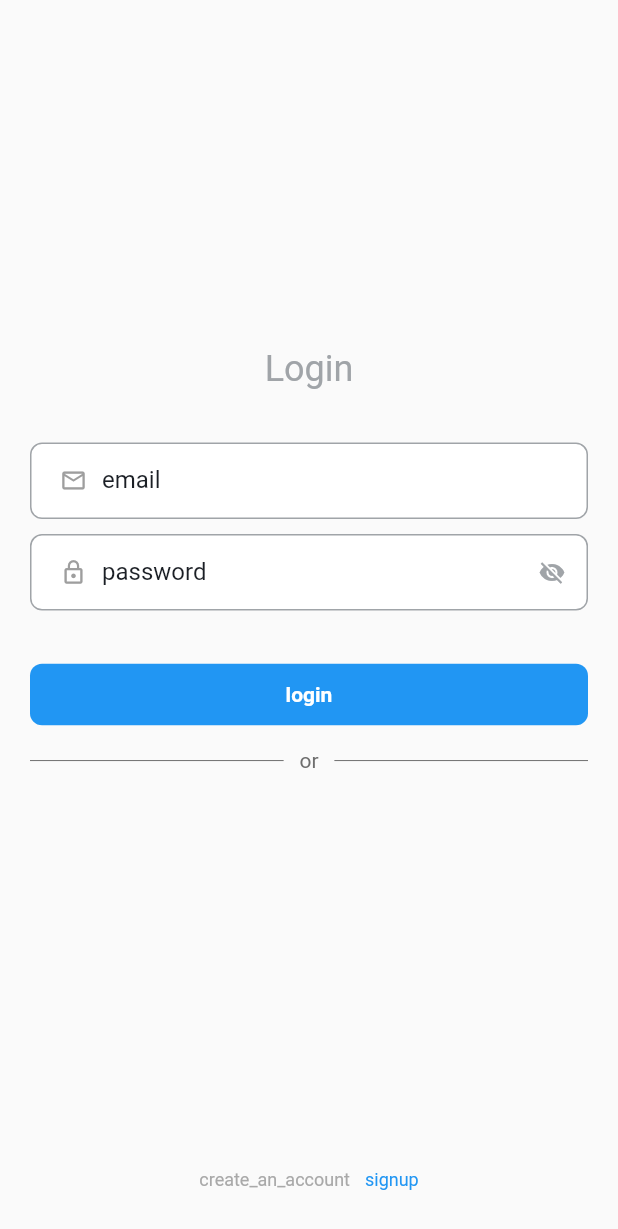
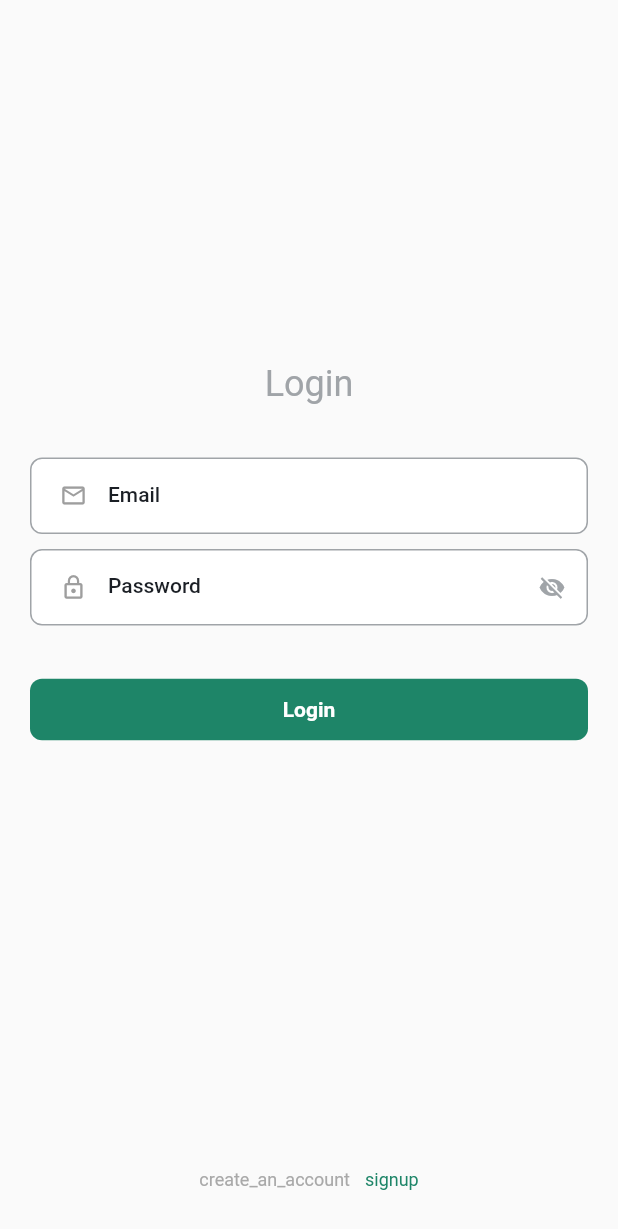
Before and after one commit to SimJiaYang/ng_app, a Flutter app: the screen it shows after launch, on a phone screen of 412 x 824 dp. Shown: the top 1229 px of the screen. Run offline on Flutter 3.47's test engine with Material 2 defaults, Android fonts, the phone set to English and light mode, and no system bars; our stand-ins replace connectivity_plus, dio, fluro, flutter_dotenv, get_it, shared_preferences.

Commit message:
Modified TextField

```diff
--- a/lib/main.dart
+++ b/lib/main.dart
@@ -42,6 +42,9 @@ class _MyAppState extends State<MyApp> {
           title: AppConstants.APP_NAME,
           debugShowCheckedModeBanner: false,
           navigatorKey: MyApp.navigatorKey,
+          theme: ThemeData().copyWith(
+              primaryColor: Color.fromARGB(255, 30, 133, 104),
+              useMaterial3: true),
         );
       },
     );
--- a/lib/view/screen/auth/login_screen.dart
+++ b/lib/view/screen/auth/login_screen.dart
@@ -31,7 +31,7 @@ class _LoginScreenState extends State<LoginScreen> {
     _formKeyLogin = GlobalKey<FormState>();
     _emailController = TextEditingController();
     _passwordController = TextEditingController();
-    _checkToken();
+    // _checkToken();
   }
 
   void _checkToken() {
@@ -112,8 +112,8 @@ class _LoginScreenState extends State<LoginScreen> {
                                   SizedBox(
                                       height: Dimensions.PADDING_SIZE_SMALL),
                                   CustomTextField(
-                                    label: 'email',
-                                    hintText: 'demo_gmail',
+                                    label: 'Email',
+                                    hintText: 'examle@mail.com',
                                     isShowBorder: true,
                                     isShowPrefixIcon: true,
                                     prefixIconUrl: Icon(
@@ -124,12 +124,13 @@ class _LoginScreenState extends State<LoginScreen> {
                                     nextFocus: _passwordFocus,
                                     controller: _emailController,
                                     inputType: TextInputType.emailAddress,
+                                    isApplyValidator: true,
                                   ),
                                   SizedBox(
                                       height: Dimensions.PADDING_SIZE_SMALL),
                                   CustomTextField(
-                                    label: 'password',
-                                    hintText: 'password_hint',
+                                    label: 'Password',
+                                    hintText: '*******',
                                     isShowBorder: true,
                                     isPassword: true,
                                     isShowPrefixIcon: true,
@@ -141,6 +142,7 @@ class _LoginScreenState extends State<LoginScreen> {
                                     focusNode: _passwordFocus,
                                     controller: _passwordController,
                                     inputAction: TextInputAction.done,
+                                    isPasswordValidator: true,
                                   ),
                                   SizedBox(height: 22),
 
@@ -148,25 +150,17 @@ class _LoginScreenState extends State<LoginScreen> {
                                   SizedBox(height: 10),
                                   !authProvider.isLoading
                                       ? CustomButton(
-                                          btnTxt: 'login',
+                                          btnTxt: 'Login',
                                           onTap: () async {
                                             String _email =
                                                 _emailController.text.trim();
                                             String _password =
                                                 _passwordController.text.trim();
-                                            if (_email.isEmpty) {
-                                              showCustomSnackBar(
-                                                  "email is_required", context);
-                                            } else if (_password.isEmpty) {
-                                              showCustomSnackBar(
-                                                  'enter_password', context);
-                                            } else if (_password.length < 6) {
-                                              showCustomSnackBar(
-                                                  'password_should_be',
-                                                  context);
-                                            } else {
-                                              FocusScope.of(context).unfocus();
-
+                                            FocusScope.of(context).unfocus();
+                                            bool isValidated = _formKeyLogin!
+                                                .currentState!
+                                                .validate();
+                                            if (isValidated) {
                                               bool wait =
                                                   await authProvider.login(
                                                       _email,
@@ -193,35 +187,6 @@ class _LoginScreenState extends State<LoginScreen> {
 
                                   // for social login
                                   SizedBox(height: 10),
-                                  Container(
-                                    height: 20,
-                                    child: Row(
-                                      children: [
-                                        Expanded(
-                                          flex: 5,
-                                          child: Divider(
-                                            color: ColorResources.COLOR_GRAY,
-                                          ),
-                                        ),
-                                        Expanded(
-                                          flex: 1,
-                                          child: Text(
-                                            'or',
-                                            textAlign: TextAlign.center,
-                                            style: TextStyle(
-                                              color: ColorResources.COLOR_GRAY,
-                                            ),
-                                          ),
-                                        ),
-                                        Expanded(
-                                          flex: 5,
-                                          child: Divider(
-                                            color: ColorResources.COLOR_GRAY,
-                                          ),
-                                        )
-                                      ],
-                                    ),
-                                  ),
                                 ],
                               ),
                             ),
```
Also changed, not shown: lib/view/base/custom_textfield.dart (+23 -0 lines).
